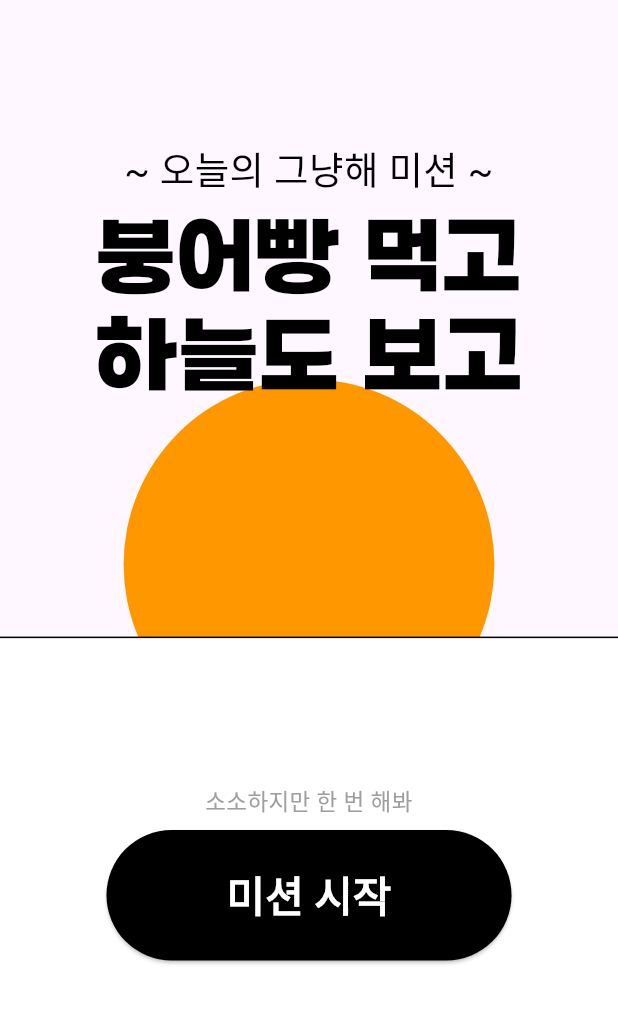
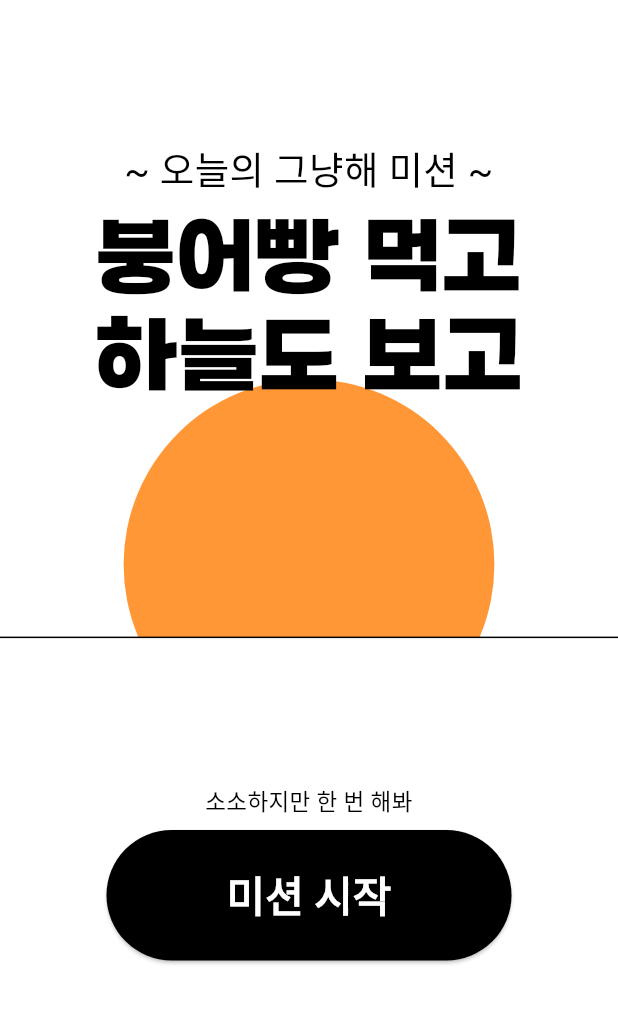
Before and after one commit to Dragon-DunG/hey-just-do, a Flutter app: the screen it shows after launch, after a tap on "click", on a phone screen of 412 x 824 dp, the part 105-1129 px from its top. Run offline on Flutter 3.47's test engine with Material 3 defaults, Android fonts, the light colour scheme and no system bars; our stand-ins replace cloud_firestore, firebase_core, fluttertoast; missing offline and left inert: dart:html, kakao_flutter_sdk; accounts and stored records are empty; generated files the repository leaves out were written again; Roboto replaces fonts that are missing (PreRg); project files that could hold a hidden picture were left out.

Commit message:
merge chaeyeon

```diff
--- a/hey_just_do/lib/main.dart
+++ b/hey_just_do/lib/main.dart
@@ -2,15 +2,90 @@ import 'dart:async';
 import 'dart:math' as math;
 import 'dart:html' as html;
 import 'package:firebase_core/firebase_core.dart';
+import 'package:flutter/cupertino.dart';
 import 'package:flutter/material.dart';
+import 'package:fluttertoast/fluttertoast.dart';
+import 'package:url_launcher/url_launcher.dart';
+import 'package:kakao_flutter_sdk/kakao_flutter_sdk_share.dart';
+import 'package:flutter/services.dart';
 import 'package:cloud_firestore/cloud_firestore.dart';
 import 'package:hey_just_do/firebase_options.dart';
 
+final FeedTemplate defaultFeed = FeedTemplate(
+  content: Content(
+    title: '친구가 첫 번째 그냥해!를 시작했어요🌞',
+    imageUrl: Uri.parse(
+        'https://mud-kage.kakao.com/dn/Q2iNx/btqgeRgV54P/VLdBs9cvyn8BJXB3o7N8UK/kakaolink40_original.png'),
+    description: '어떤 해!인지 확인해볼까요?',
+    link: Link(
+        webUrl: Uri.parse('https://developers.kakao.com'),
+        mobileWebUrl: Uri.parse('https://developers.kakao.com')),
+  ),
+  buttons: [
+    Button(
+      title: '확인하기',
+      link: Link(
+        webUrl: Uri.parse('https: //developers.kakao.com'),
+        mobileWebUrl: Uri.parse('https: //developers.kakao.com'),
+      ),
+    ),
+  ],
+);
+
+TimeOfDay getCurrentTime() {
+  final DateTime now = DateTime.now();
+  return TimeOfDay(hour: now.hour, minute: now.minute);
+}
+
+class DynamicTheme {
+
+  static ThemeData getTheme() {
+    final currentTime = getCurrentTime();
+    // 오전 6시부터 저녁 5시 59분까지는 라이트 모드
+    if (currentTime.hour >= 6 && currentTime.hour < 18) {
+      return lightTheme;
+    } else {
+      // 나머지 시간은 다크 모드
+      return darkTheme;
+    }
+  }
+
+  static ThemeData toggleTheme(){
+    if(getTheme() == darkTheme){return lightTheme;}
+    else {return darkTheme;}
+  }
+
+  static final lightTheme = ThemeData(
+      fontFamily: 'PreRg',
+      colorScheme: const ColorScheme.light(
+        background: Colors.white,
+        primary: Color(0xFFFF9737),
+        secondary: Colors.black,
+        tertiary: Colors.black54,
+        onPrimary: Colors.white,
+        onBackground:Colors.black,
+        onSecondary: Colors.white,
+      ));
+
+  static final darkTheme = ThemeData(
+      colorScheme: const ColorScheme.dark(
+        background: Color(0xFF44576E),
+        primary: Color(0xFFECECEC),
+        secondary: Colors.white,
+        tertiary: Colors.white60,
+        onBackground: Colors.white,
+        onPrimary: Colors.black,
+        onSecondary: Color(0xFF44576E),
+      ));
+}
 
 void main() async {
   WidgetsFlutterBinding.ensureInitialized();
   await Firebase.initializeApp(
     options: DefaultFirebaseOptions.currentPlatform,
+  );
+  KakaoSdk.init(
+      javaScriptAppKey: 'a45ef9643128ef4def000227b1e86c8a'
   );
   runApp(const MainApp());
 }
@@ -21,10 +96,9 @@ class MainApp extends StatelessWidget {
   @override
   Widget build(BuildContext context) {
     return MaterialApp(
+      builder: FToastBuilder(),
       title: 'heyjustdo',
-      theme: ThemeData(
-        fontFamily: 'PreRg'
-      ),
+      theme: DynamicTheme.getTheme(),
       home: MyHomePage(),
     );
   }
@@ -38,6 +112,7 @@ class MyHomePage extends StatefulWidget {
 }
 
 class _MyHomePageState extends State<MyHomePage> {
+  FToast fToast = FToast();
   String feedbackText = '';
   String? currentId;
   String? todayMission;
@@ -58,14 +133,41 @@ class _MyHomePageState extends State<MyHomePage> {
   bool _text42 = true;
   var BelowPadding = 0.12;
 
-  var now = new DateTime.now();
-  //String formatDate = DateFormat('yy/MM/dd - HH:mm:ss').format(now);
+  String shareText = '친구가 첫 번째 그냥해!를 시작했어요🌞\n어떤 해!인지 확인해볼까요?\n';
+  final String appLink = 'hey-just-do.vercel.app';
 
   @override
   void initState() {
     super.initState();
     _loadUserEntryCount();
     readData();
+    fToast.init(context);
+  }
+
+  _showToast(String message) {
+    Widget toast = Container(
+      padding: const EdgeInsets.symmetric(horizontal: 24.0, vertical: 12.0),
+      decoration: BoxDecoration(
+        borderRadius: BorderRadius.circular(25.0),
+        color: Theme.of(context).colorScheme.primary,
+      ),
+      child: Row(
+        mainAxisSize: MainAxisSize.min,
+        children: [
+          Icon(Icons.sunny, color: Theme.of(context).colorScheme.onPrimary),
+          SizedBox(
+            width: 12.0,
+          ),
+          Text(message, style: TextStyle(color: Theme.of(context).colorScheme.onPrimary),),
+        ],
+      ),
+    );
+
+    fToast.showToast(
+      child: toast,
+      gravity: ToastGravity.BOTTOM,
+      toastDuration: Duration(seconds: 2),
+    );
   }
 
   void _loadUserEntryCount() {
@@ -138,6 +240,9 @@ class _MyHomePageState extends State<MyHomePage> {
         }).then((value) {
           setState(() {
             userEntryCount++;
+            if(userEntryCount > 1) {
+              shareText = '친구가 $userEntryCount번째 그냥해!를 시작했어요🌞\n 어떤 해!인지 확인해볼까요?\n';
+            }
             entryCount = (entryCount ?? 0) + 1;
           });
           final expirationDate = DateTime.now().add(Duration(days: 100));
@@ -154,12 +259,60 @@ class _MyHomePageState extends State<MyHomePage> {
     });
   }
 
-  // double screenHeight = MediaQuery.of(context).size.height;  // 화면 높이
+  void shareOnTwitter() async {
+    Uri tweetUrl = Uri.parse('https://twitter.com/intent/tweet?text=$shareText&url=$appLink');
+
+    if (!await launchUrl(tweetUrl)) {
+      throw Exception('Could not launch twitter');
+    }
+  }
+
+  void shareOnKakao() async {
+    // 카카오톡 실행 가능 여부 확인
+    bool isKakaoTalkSharingAvailable = await ShareClient.instance.isKakaoTalkSharingAvailable();
+
+    if (isKakaoTalkSharingAvailable) {
+      try {
+        Uri uri =
+        await ShareClient.instance.shareDefault(template: defaultFeed);
+        await ShareClient.instance.launchKakaoTalk(uri);
+        print('카카오톡 공유 완료');
+      } catch (error) {
+        print('카카오톡 공유 실패 $error');
+      }
+    } else {
+      try {
+        Uri shareUrl = await WebSharerClient.instance
+            .makeDefaultUrl(template: defaultFeed);
+        await launchBrowserTab(shareUrl, popupOpen: true);
+      } catch (error) {
+        print('카카오톡 공유 실패 $error');
+      }
+    }
+  }
+
+  Future<void> shareClipBoard() async {
+    await Clipboard.setData(ClipboardData(text: '$shareText$appLink'));
+    _showToast("클립보드에 복사되었어요.");
+  }
 
   @override
   Widget build(BuildContext context) {
+
+    final now = DateTime.now();
+    final remainingTime = DateTime(now.year, now.month, now.day + 1) // 다음날 00:00
+        .difference(now);
+
+    final hours = remainingTime.inHours;
+    final minutes = (remainingTime.inMinutes % 60).toString().padLeft(2, '0');
+    final seconds = (remainingTime.inSeconds % 60).toString().padLeft(2, '0');
+    final timeText = '$hours:$minutes:$seconds';
+
+    Timer.periodic(Duration(seconds: 1), (timer) {
+      setState(() {});
+    });
+
     return Scaffold(
-
       body: Container(
           height: MediaQuery.of(context).size.height,
         //Q 팝업~~~~~~~~~~~~~~~~~~~~~~~~~~~~~~~~~~~~~~~~~~~~~~~~~~~~~~~~~~~~~~~~~~~~~`
@@ -189,7 +342,7 @@ class _MyHomePageState extends State<MyHomePage> {
                   child: Container(
                       alignment: Alignment.center,
                       width : MediaQuery.of(context).size.width / 1.2, height : MediaQuery.of(context).size.width / 1.2,
-                      decoration: BoxDecoration(color: Colors.orange,shape: BoxShape.circle,),
+                      decoration: BoxDecoration(color: Theme.of(context).colorScheme.primary,shape: BoxShape.circle,),
                   ),),
                 //로고~~~~~~~~~~~~~~~~~~~~~~~~~~~~~~~~~~~~~~~~~~~~~~~~~~~~~~~~~~~~~~~~~~~~~~~~~~~~~~~~~~~~~~~~~~~~~
                 AnimatedPositioned(
@@ -223,7 +376,7 @@ class _MyHomePageState extends State<MyHomePage> {
                       });
                     },
                     style: TextButton.styleFrom(
-                      foregroundColor: Colors.white, // 한번 눌러서 보라색으로 변한 글자/색상 변경
+                      foregroundColor: Theme.of(context).colorScheme.onPrimary, // 한번 눌러서 보라색으로 변한 글자/색상 변경
                       textStyle: const TextStyle(
                         fontFamily: "PreBd",
                         fontSize: 30.0,
@@ -251,9 +404,11 @@ class _MyHomePageState extends State<MyHomePage> {
                                 duration: const Duration(milliseconds: 600),
                                 child: Column(
                                   children: [
-                                    Text(_1pText1, textAlign: TextAlign.center, style: TextStyle(fontFamily: "PreRg", fontSize: 25, color: Colors.black,),),
+                                    Text(_1pText1, textAlign: TextAlign.center,
+                                      style: TextStyle(fontFamily: "PreRg", fontSize: 25, color: Theme.of(context).colorScheme.onBackground,),),
                                     SizedBox(height:7),
-                                    Text(_1pText2, textAlign: TextAlign.center, style: TextStyle(fontFamily: "Gangwon", fontSize: 60, height: 1.1, color: Colors.black,) ,)
+                                    Text(_1pText2, textAlign: TextAlign.center,
+                                      style: TextStyle(fontFamily: "Gangwon", fontSize: 60, height: 1.1, color: Theme.of(context).colorScheme.onBackground,) ,)
                                   ]
                                 ),
                             ),
@@ -270,7 +425,7 @@ class _MyHomePageState extends State<MyHomePage> {
                           children: [
                             Container(
                               margin: EdgeInsets.only(bottom:0),
-                              decoration: const BoxDecoration(color: Colors.white,
+                              decoration: BoxDecoration(color: Theme.of(context).colorScheme.background,
                                   border: Border(top: BorderSide(color: Colors.black, width:1),)),),
 
                             // 하단 영역 ~~~~~~~~~~~~~~~~~~~~~~~~~~~~~~~~~~~~~~~~~~~~~~~~~~~~~~~~~~~~~~~~~~~~~~~~~~~~~~~~~~~~~~~~~~~~~~~~~~~~~~~
@@ -286,7 +441,8 @@ class _MyHomePageState extends State<MyHomePage> {
                                         visible: _text42,
                                         child: Column(
                                             children: [
-                                              Text(_1pText3, textAlign: TextAlign.center, style: TextStyle(fontFamily: "PreRg", fontSize: 15, color: Colors.grey,),),
+                                              Text(_1pText3, textAlign: TextAlign.center,
+                                                style: TextStyle(fontFamily: "PreRg", fontSize: 15, color: Theme.of(context).colorScheme.onBackground,),),
                                               SizedBox(height:7)
                                             ]
                                         ),
@@ -294,17 +450,20 @@ class _MyHomePageState extends State<MyHomePage> {
                                       Visibility(
                                           visible: _text4,
                                           child:
-                                          Text(_1pText4, textAlign: TextAlign.center, style: TextStyle(fontFamily: "PreRg", fontSize: 27, color: Colors.black,),)
+                                          Text(_1pText4, textAlign: TextAlign.center,
+                                            style: TextStyle(fontFamily: "PreRg", fontSize: 27, color: Theme.of(context).colorScheme.onBackground,),)
                                       ), // 3번째 페이지 하단 글자 및 임시 버튼 ~~~~~~~~~~~~~~~~~~~~~~~~~~~~~~~~~~~~~~~~~~~~~~~~~~~~~~~~~~~~~~~~~~~~~~~~~~~~~~~~~~`
                                       Visibility(
                                         visible: _mission2,
                                         child: Column(
                                             children: [
-                                              Text('$userEntryCount번째 해보기 성공!', textAlign: TextAlign.center, style: TextStyle(fontFamily: "PreRg", fontSize: 25, color: Colors.black,),),
+                                              Text('$userEntryCount번째 해보기 성공!', textAlign: TextAlign.center,
+                                                style: TextStyle(fontFamily: "PreRg", fontSize: 25, color: Theme.of(context).colorScheme.onBackground,),),
                                               SizedBox(height:20),
                                               Row( mainAxisAlignment: MainAxisAlignment.center, children: <Widget>[
                                                 InkWell(
                                                   onTap: (){
+                                                    shareOnKakao();
                                                     setState(() {
                                                       _1pText1 = '카톡 작동중';
                                                     });
@@ -314,6 +473,7 @@ class _MyHomePageState extends State<MyHomePage> {
                                                 SizedBox(width:15),
                                                 InkWell(
                                                   onTap: (){
+                                                    shareOnTwitter();
                                                     setState(() {
                                                       _1pText1 = '트위터 작동중';
                                                     });
@@ -323,57 +483,21 @@ class _MyHomePageState extends State<MyHomePage> {
                                                 SizedBox(width:15),
                                                 InkWell(
                                                   onTap: (){
+                                                    shareClipBoard();
                                                     setState(() {
                                                       _1pText1 = 'URL 작동중';
                                                     });
                                                   },
                                                   child: Image.asset('images/URL.png',width: 60, height: 60),
                                                 )
-                                                ElevatedButton(
-                                                    onPressed: (){
-                                                      setState(() {
-                                                        _1pText1 = '카톡 작동예정';
-                                                      });
-                                                    },
-                                                    style: ElevatedButton.styleFrom(
-                                                      backgroundColor: Colors.grey,
-                                                      foregroundColor: Colors.white,
-                                                      shape: CircleBorder(),
-                                                      padding: const EdgeInsets.symmetric(vertical:40, horizontal: 40),
-                                                      alignment: Alignment.center,),
-                                                    child: const Text('카톡')),
-                                                ElevatedButton(
-                                                    onPressed: (){
-                                                      setState(() {
-                                                        _1pText1 = '트위터 작동예정!';
-                                                      });
-                                                    },
-                                                    style: ElevatedButton.styleFrom(
-                                                      backgroundColor: Colors.grey,
-                                                      foregroundColor: Colors.white,
-                                                      shape: CircleBorder(),
-                                                      padding: const EdgeInsets.symmetric(vertical:40, horizontal: 40),
-                                                      alignment: Alignment.center,),
-                                                    child: const Text('트위터')),
-                                                ElevatedButton(
-                                                    onPressed: (){
-                                                      setState(() {
-                                                        _1pText1 = 'URL 작동중';
-                                                      });
-                                                    },
-                                                    style: ElevatedButton.styleFrom(
-                                                      backgroundColor: Colors.grey,
-                                                      foregroundColor: Colors.white,
-                                                      shape: CircleBorder(),
-                                                      padding: const EdgeInsets.symmetric(vertical:40, horizontal: 40),
-                                                      alignment: Alignment.center,),
-                                                    child: const Text('URL'))
                                               ]),
                                               SizedBox(height:20),
 
-                                              Text("다음 '그냥해'까지 "+'$now'+' 남음', textAlign: TextAlign.center, style: TextStyle(fontFamily: "PreBd", fontSize: 15, color: Colors.black,),),
+                                              Text("다음 '그냥해'까지 $timeText 남음", textAlign: TextAlign.center,
+                                                style: TextStyle(fontFamily: "PreBd", fontSize: 15, color: Theme.of(context).colorScheme.onBackground,),),
                                               SizedBox(height:5),
-                                              Text('현재 '+'$entryCount'+' 명 참여중', textAlign: TextAlign.center, style: TextStyle(fontFamily: "PreRg", fontSize: 15, color: Colors.black,),),
+                                              Text('현재 $entryCount명 참여중', textAlign: TextAlign.center,
+                                                style: TextStyle(fontFamily: "PreRg", fontSize: 15, color: Theme.of(context).colorScheme.onBackground,),),
 
                                             ]
 
@@ -386,6 +510,7 @@ class _MyHomePageState extends State<MyHomePage> {
                                             ElevatedButton(
 
                                               onPressed: () {
+                                                participate();
                                                 setState(() {
                                                   _mission2 = true;
                                                   _mission = false;
@@ -394,8 +519,8 @@ class _MyHomePageState extends State<MyHomePage> {
                                                 });
                                               },
                                               style: ElevatedButton.styleFrom(
-                                                backgroundColor: Colors.black,
-                                                foregroundColor: Colors.white,
+                                                backgroundColor: Theme.of(context).colorScheme.secondary,
+                                                foregroundColor: Theme.of(context).colorScheme.onSecondary,
                                                 textStyle: const TextStyle(
                                                   fontFamily: "PreRg",
                                                   fontSize: 28.0,
@@ -431,7 +556,7 @@ void myDialog(context) {
     barrierDismissible: false, //다이로그 밖 선택시 팝업 안 닫히게
     builder: (context) {
       return Dialog(
-        backgroundColor: Colors.orange,
+        backgroundColor: Theme.of(context).colorScheme.primary,
         shadowColor: Colors.black,
         shape: RoundedRectangleBorder(
           borderRadius: BorderRadius.circular(30),
@@ -448,7 +573,8 @@ void myDialog(context) {
           child: Column(
           mainAxisAlignment: MainAxisAlignment.center,
           children: [
-            const Text("팝업이다.", style: TextStyle(fontFamily: "PreRd", fontSize: 15, color: Colors.white,)),
+            Text("팝업이다.",
+                style: TextStyle(fontFamily: "PreRd", fontSize: 15, color: Theme.of(context).colorScheme.onPrimary,)),
             const SizedBox(height: 10),
             IconButton(
               onPressed: () {
--- a/hey_just_do/pubspec.yaml
+++ b/hey_just_do/pubspec.yaml
@@ -13,6 +13,9 @@ dependencies:
   firebase_core: ^2.24.2
   cloud_firestore: ^4.14.0
   firebase_analytics: ^10.8.0
+  fluttertoast: ^8.2.4
+  url_launcher: ^6.2.4
+  kakao_flutter_sdk: ^1.8.0
 
 dev_dependencies:
   flutter_test:
```
Also changed, not shown: hey_just_do/pubspec.lock, 5 other files.
